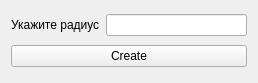
Before: the Qt Designer form visual_qt_polymorphism/createcircledialog.ui in rokcot/practice_C_plusplus, drawn with Qt 5.
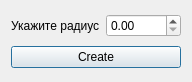
After: the same form once the commit is applied.

Commit message: added basic dialogs and implemented operations with objects

Patch:
```diff
--- a/visual_qt_polymorphism/createcircledialog.ui
+++ b/visual_qt_polymorphism/createcircledialog.ui
@@ -1,22 +1,19 @@
 <?xml version="1.0" encoding="UTF-8"?>
 <ui version="4.0">
  <class>CreateCircleDialog</class>
- <widget class="QWidget" name="CreateCircleDialog">
+ <widget class="QDialog" name="CreateCircleDialog">
   <property name="geometry">
    <rect>
     <x>0</x>
     <y>0</y>
-    <width>258</width>
-    <height>83</height>
+    <width>192</width>
+    <height>82</height>
    </rect>
   </property>
   <property name="windowTitle">
    <string>Form</string>
   </property>
   <layout class="QGridLayout" name="gridLayout">
-   <item row="0" column="1">
-    <widget class="QLineEdit" name="radiusEdit"/>
-   </item>
    <item row="0" column="0">
     <widget class="QLabel" name="labelManual">
      <property name="text">
@@ -24,6 +21,9 @@
      </property>
     </widget>
    </item>
+   <item row="0" column="1">
+    <widget class="QDoubleSpinBox" name="doubleCircleBox"/>
+   </item>
    <item row="1" column="0" colspan="2">
     <widget class="QPushButton" name="createButton">
      <property name="text">
```
Left out of the diff: 19 changed lines with no effect on the pictures. The commit also changes 15 other files.
